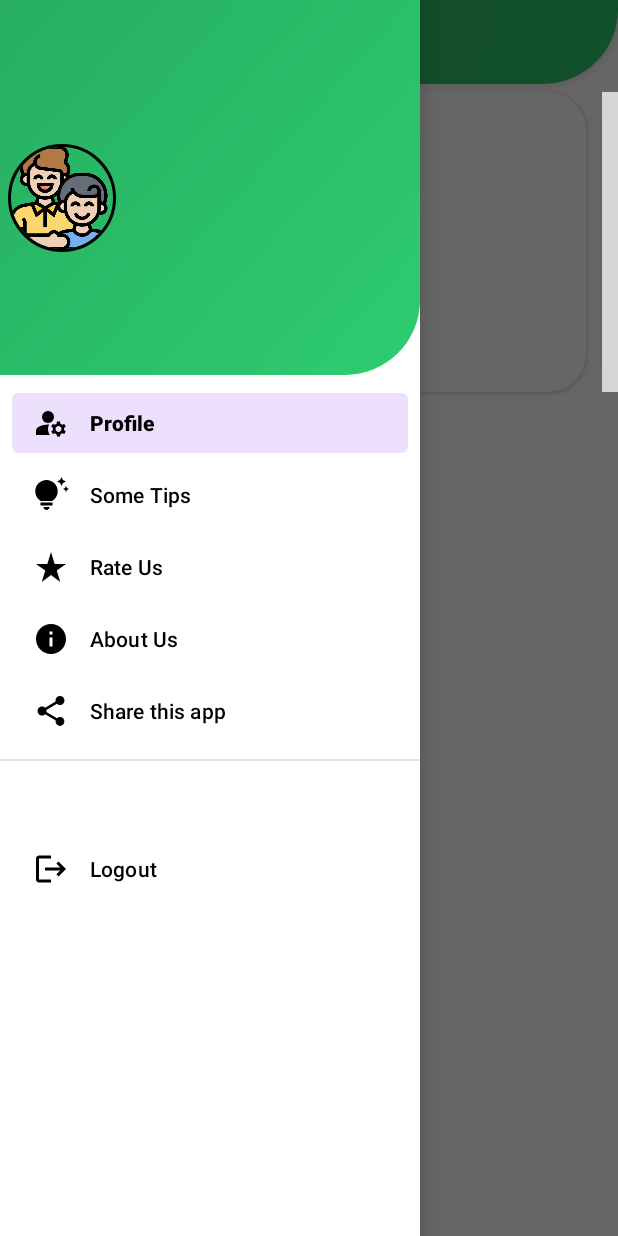
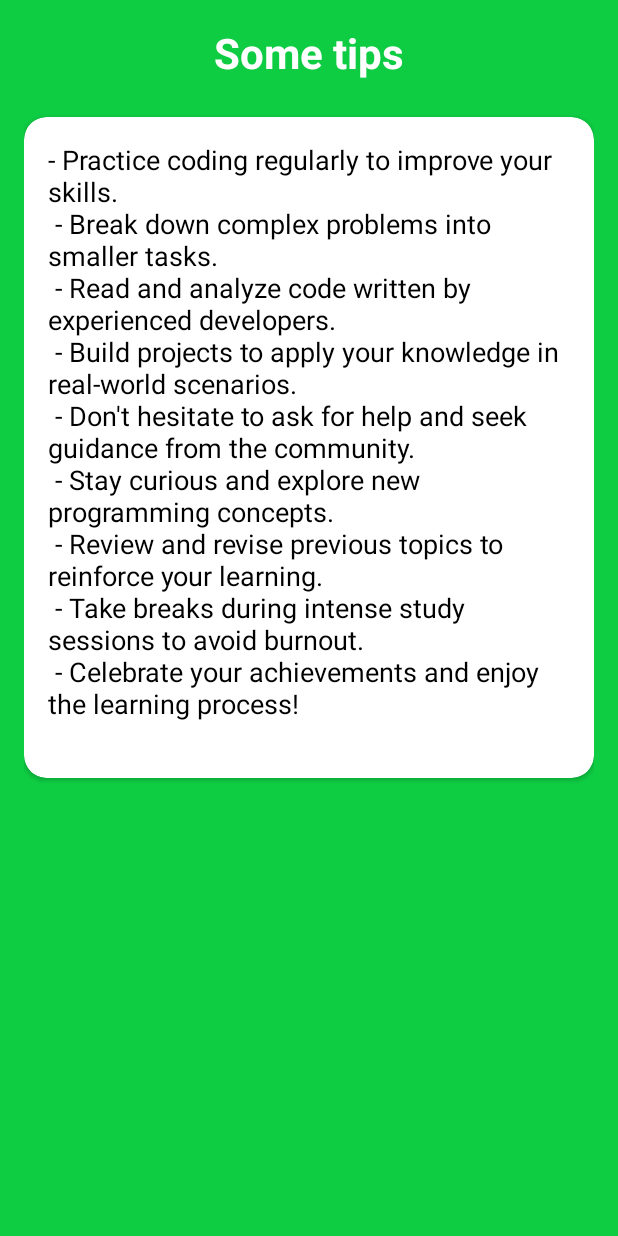
Before and after one commit to sun01822/BoroBhai--An-informational-application-for-beginner-programmer, an Android app: the screen it shows after launch once a user with an empty profile is signed in (MainActivity before the commit, SometipsActivity after it), after a tap on "Some Tips", on a phone screen of 412 x 824 dp. Run offline under Robolectric (Android 15) with nearby library versions, the phone set to English and light mode, and no system bars; our stand-ins replace CircleImageView, Firebase (no records; nobody signed in at launch, a user with empty details on screens opened directly); pictures from the network do not load; 5 statements that could not run were skipped; 2 other taps on this screen came first; grey boxes are pictures that could not be loaded.

Commit message:
Some tips activity added successfully

```diff
--- a/app/src/main/AndroidManifest.xml
+++ b/app/src/main/AndroidManifest.xml
@@ -15,6 +15,12 @@
         android:supportsRtl="true"
         android:theme="@style/Theme.BoroBhai"
         tools:targetApi="31">
+        <activity
+            android:name=".activities.SometipsActivity"
+            android:exported="false" />
+        <activity
+            android:name=".activities.SomeTipsActivity"
+            android:exported="false" />
         <activity
             android:name=".activities.ProfileActivity"
             android:exported="false" />
--- a/app/src/main/java/com/sun/borobhai/MainActivity.kt
+++ b/app/src/main/java/com/sun/borobhai/MainActivity.kt
@@ -20,6 +20,7 @@ import com.google.firebase.database.FirebaseDatabase
 import com.google.firebase.database.ValueEventListener
 import com.sun.borobhai.activities.LogIn
 import com.sun.borobhai.activities.ProfileActivity
+import com.sun.borobhai.activities.SometipsActivity
 import com.sun.borobhai.adapter.ImageSliderAdapter
 import com.sun.borobhai.databinding.ActivityMainBinding
 import com.sun.borobhai.databinding.NavHeaderMainBinding
@@ -84,8 +85,6 @@ class MainActivity : AppCompatActivity() {
         supportFragmentManager.beginTransaction()
             .replace(R.id.fragment_container, fragment)
             .commit()
-
-        val uid = auth.currentUser?.uid
         if (auth.currentUser == null) {
             startActivity(Intent(this, LogIn::class.java))
             finish()
@@ -100,6 +99,10 @@ class MainActivity : AppCompatActivity() {
                     }
                     R.id.nav_profile -> {
                         startActivity(Intent(this, ProfileActivity::class.java))
+                        true
+                    }
+                    R.id.nav_some_tips -> {
+                        startActivity(Intent(this, SometipsActivity::class.java))
                         true
                     }
                     // Handle other menu item clicks if needed
--- a/app/src/main/java/com/sun/borobhai/SliderTimer.kt
+++ b/app/src/main/java/com/sun/borobhai/SliderTimer.kt
@@ -5,7 +5,6 @@ import androidx.recyclerview.widget.RecyclerView
 import java.util.*
 
 class SliderTimer(private val recyclerView: RecyclerView) : TimerTask() {
-
     override fun run() {
         recyclerView.post {
             val layoutManager = recyclerView.layoutManager as LinearLayoutManager
--- /dev/null
+++ b/app/src/main/java/com/sun/borobhai/activities/SometipsActivity.kt
@@ -0,0 +1,24 @@
+package com.sun.borobhai.activities
+
+import android.os.Bundle
+import androidx.appcompat.app.AppCompatActivity
+import com.sun.borobhai.R
+import com.sun.borobhai.databinding.ActivitySometipsBinding
+
+
+class SometipsActivity : AppCompatActivity() {
+    private lateinit var binding: ActivitySometipsBinding
+    override fun onCreate(savedInstanceState: Bundle?) {
+        super.onCreate(savedInstanceState)
+        binding = ActivitySometipsBinding.inflate(layoutInflater)
+        setContentView(binding.root)
+
+        binding.headerTextView.text = "Some tips"
+        val tips = getString(R.string.some_tips)
+        binding.tipsTextView.text = tips
+    }
+    override fun onSupportNavigateUp(): Boolean {
+        onBackPressed()
+        return true
+    }
+}
--- /dev/null
+++ b/app/src/main/res/layout/activity_sometips.xml
@@ -0,0 +1,39 @@
+<?xml version="1.0" encoding="utf-8"?>
+<LinearLayout xmlns:android="http://schemas.android.com/apk/res/android"
+    android:layout_width="match_parent"
+    android:layout_height="match_parent"
+    xmlns:app="http://schemas.android.com/apk/res-auto"
+    android:orientation="vertical"
+    android:background="@color/myColor"
+    android:padding="16dp">
+
+    <TextView
+        android:id="@+id/headerTextView"
+        android:layout_width="wrap_content"
+        android:layout_height="wrap_content"
+        android:textSize="28sp"
+        android:textStyle="bold"
+        android:textColor="@android:color/white"
+        android:layout_gravity="center_horizontal"
+        android:layout_marginBottom="24dp"
+        android:text="Programming Tips" />
+
+    <androidx.cardview.widget.CardView
+        android:layout_width="match_parent"
+        android:layout_height="wrap_content"
+        android:layout_marginBottom="16dp"
+        android:background="@android:color/white"
+        android:elevation="5dp"
+        app:cardCornerRadius="15dp">
+
+        <TextView
+            android:id="@+id/tipsTextView"
+            android:layout_width="match_parent"
+            android:layout_height="wrap_content"
+            android:textSize="18sp"
+            android:textColor="@android:color/black"
+            android:padding="16dp"/>
+
+    </androidx.cardview.widget.CardView>
+
+</LinearLayout>
--- a/app/src/main/res/values/strings.xml
+++ b/app/src/main/res/values/strings.xml
@@ -2,4 +2,17 @@
     <string name="app_name">BoroBhai</string>
     <string name="open_nav">Open</string>
     <string name="close_nav">Close</string>
+    <string name="some_tips">
+        <![CDATA[
+            - Practice coding regularly to improve your skills.\n
+            - Break down complex problems into smaller tasks.\n
+            - Read and analyze code written by experienced developers.\n
+            - Build projects to apply your knowledge in real-world scenarios.\n
+            - Don\'t hesitate to ask for help and seek guidance from the community.\n
+            - Stay curious and explore new programming concepts.\n
+            - Review and revise previous topics to reinforce your learning.\n
+            - Take breaks during intense study sessions to avoid burnout.\n
+            - Celebrate your achievements and enjoy the learning process!\n
+        ]]>
+    </string>
 </resources>
```
